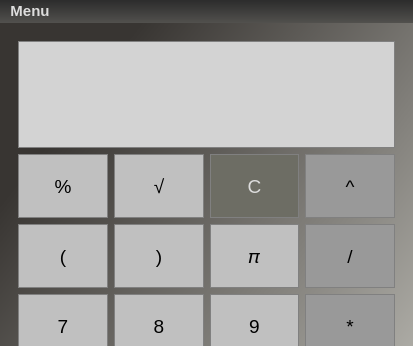
The window that simple_calc/calculator.ui (DetriX-x/cpp-graph-calculator-qt) describes before a commit, drawn with Qt 5; both pictures show x 0 to 413 and y 0 to 346 of the 413 by 619 pixel window.
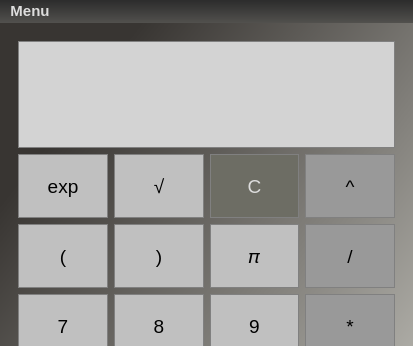
The same window after the commit. The open tabs and pages were chosen to show the change. Custom widgets are drawn as their Qt base class.

```diff
--- a/simple_calc/calculator.ui
+++ b/simple_calc/calculator.ui
@@ -458,7 +458,7 @@
 }</string>
           </property>
           <property name="text">
-           <string>%</string>
+           <string>exp</string>
           </property>
          </widget>
         </item>
```
Left out of the diff: 6 changed lines with no effect on the pictures.
